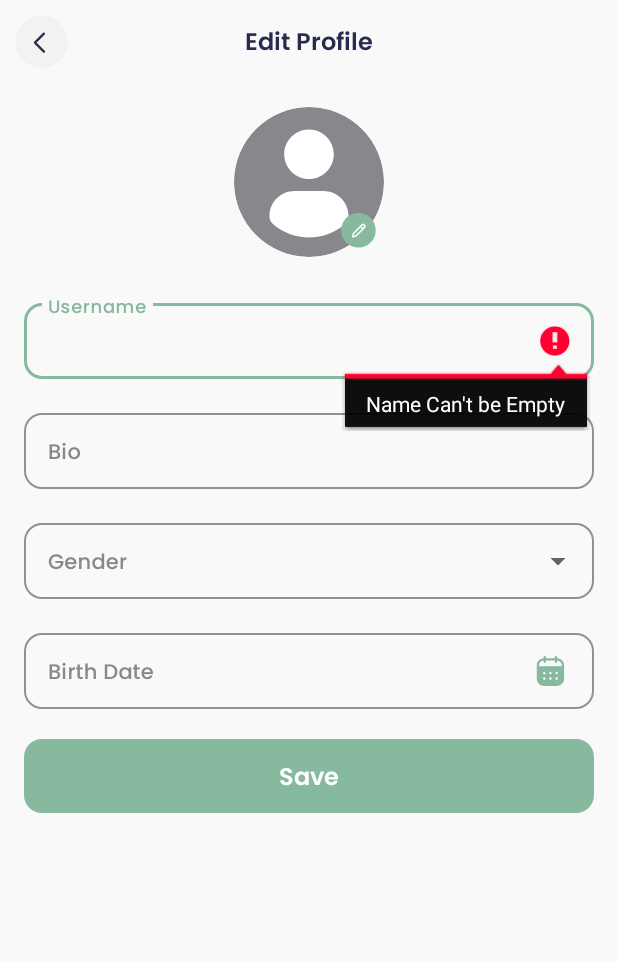
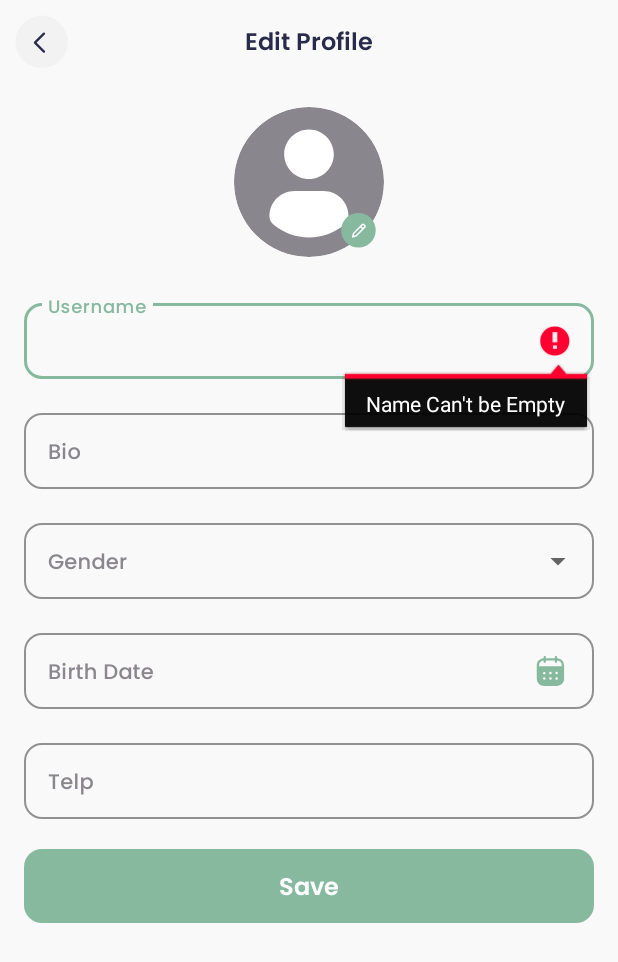
Before and after one commit to adityabudimansyah/Rangkul, an Android app: the EditProfileActivity screen opened directly, with no data from a screen before it, after a tap on "Save", on a phone screen of 412 x 824 dp. Shown: the top 962 px of the screen. Run offline under Robolectric (Android 15) with nearby library versions, the phone set to English and light mode, and no system bars; our stand-ins replace CircleImageView, Dagger/Hilt's generated code, Firebase (no records; nobody signed in at launch, a user with empty details on screens opened directly); libraries missing offline, so code that uses them is left out: com.github.dhaval2404.imagepicker; pictures from the network do not load.

Commit message:
add number telephone

```diff
--- a/app/src/main/java/com/example/rangkul/data/model/UserData.kt
+++ b/app/src/main/java/com/example/rangkul/data/model/UserData.kt
@@ -17,5 +17,6 @@ data class UserData (
     val email: String = "",
     var gender: String? = null,
     var birthDate: Date? = null,
-    val badge: String = ""
+    val badge: String = "",
+    var telephone: Long? = null,
 ): Parcelable
--- a/app/src/main/java/com/example/rangkul/ui/authentication/SignupWithEmailActivity.kt
+++ b/app/src/main/java/com/example/rangkul/ui/authentication/SignupWithEmailActivity.kt
@@ -86,7 +86,8 @@ class SignupWithEmailActivity : AppCompatActivity() {
             email = binding.etEmail.text.toString().trim(),
             gender = null,
             birthDate = null,
-            badge = "Basic" // Default value for new user
+            badge = "Basic",
+            telephone = null
         )
     }
 
@@ -141,7 +142,6 @@ class SignupWithEmailActivity : AppCompatActivity() {
         if (pass.filter { it.isLetter() }.firstOrNull { it.isUpperCase() } == null) return false
         if (pass.filter { it.isLetter() }.firstOrNull { it.isLowerCase() } == null) return false
         if (pass.firstOrNull { !it.isLetterOrDigit() } == null) return false // Check special character
-
         return true
     }
 
--- a/app/src/main/java/com/example/rangkul/ui/profile/EditProfileActivity.kt
+++ b/app/src/main/java/com/example/rangkul/ui/profile/EditProfileActivity.kt
@@ -93,6 +93,16 @@ class EditProfileActivity : AppCompatActivity() {
             newUserData.userName = binding.etName.text.toString().trim()
             newUserData.bio = binding.etBio.text.toString().ifEmpty { null }
             newUserData.gender = binding.acGender.text.toString().ifEmpty { null }
+            val telephoneInput = binding.etTelp.text.toString()
+            newUserData.telephone = if (telephoneInput.isNotEmpty()) {
+                try {
+                    telephoneInput.toLong()
+                } catch (e: NumberFormatException) {
+                    null // Invalid input, handle as needed
+                }
+            } else {
+                null // Empty input
+            }
             newUserData.birthDate =
                 if (binding.etBirtDate.text.toString().isEmpty()) null
                 else sdf.parse(binding.etBirtDate.text.toString())
@@ -293,11 +303,14 @@ class EditProfileActivity : AppCompatActivity() {
         binding.etName.setText(currentUserData().userName)
         binding.etBio.setText(currentUserData().bio)
         binding.acGender.setText(currentUserData().gender)
+        currentUserData().telephone?.let { telephone ->
+            binding.etTelp.setText(telephone.toString())
+        }
+
 
         if (currentUserData().birthDate != null) {
             binding.etBirtDate.setText(sdf.format(currentUserData().birthDate!!))
         }
-
     }
 
     private fun setBirthDate() {
--- a/app/src/main/res/layout/activity_edit_profile.xml
+++ b/app/src/main/res/layout/activity_edit_profile.xml
@@ -106,6 +106,8 @@
             android:fontFamily="@font/poppins_medium"
             android:hint="Bio"
             android:inputType="textMultiLine"
+
+
             android:maxLength="250"
             android:textColor="@color/textBlack"
             android:textColorHint="@color/textGrey"
@@ -175,6 +177,37 @@
 
     </com.google.android.material.textfield.TextInputLayout>
 
+
+    <com.google.android.material.textfield.TextInputLayout
+        android:id="@+id/tilTelp"
+        style="@style/Widget.MaterialComponents.TextInputLayout.OutlinedBox.Dense"
+        android:layout_width="match_parent"
+        android:layout_height="wrap_content"
+        android:layout_marginHorizontal="@dimen/safe_margin"
+        android:textColorHint="@color/textGrey"
+        android:layout_marginTop="17dp"
+        app:boxCornerRadiusBottomEnd="12dp"
+        app:boxCornerRadiusBottomStart="12dp"
+        app:boxCornerRadiusTopEnd="12dp"
+        app:boxCornerRadiusTopStart="12dp"
+        app:boxStrokeColor="@color/greenPrimary"
+        app:layout_constraintEnd_toEndOf="parent"
+        app:layout_constraintStart_toStartOf="parent"
+        app:layout_constraintTop_toBottomOf="@+id/tilBirthDate">
+
+        <EditText
+            android:id="@+id/etTelp"
+            android:layout_width="match_parent"
+            android:layout_height="wrap_content"
+            android:fontFamily="@font/poppins_medium"
+            android:hint="Telp"
+            android:inputType="number"
+            android:textColor="@color/textBlack"
+            android:textColorHint="@color/textGrey"
+            android:textSize="14sp" />
+
+    </com.google.android.material.textfield.TextInputLayout>
+
     <androidx.constraintlayout.widget.ConstraintLayout
         android:id="@+id/btSave"
         android:layout_width="match_parent"
@@ -185,7 +218,7 @@
         android:clickable="true"
         app:layout_constraintEnd_toEndOf="parent"
         app:layout_constraintStart_toStartOf="parent"
-        app:layout_constraintTop_toBottomOf="@+id/tilBirthDate">
+        app:layout_constraintTop_toBottomOf="@+id/tilTelp">
 
         <ProgressBar
             android:id="@+id/progressBar"
--- a/app/src/main/res/layout/activity_post_comment.xml
+++ b/app/src/main/res/layout/activity_post_comment.xml
@@ -178,7 +178,7 @@
                         app:cardCornerRadius="10dp"
                         app:cardElevation="0dp">
 
-                        <androidx.appcompat.widget.AppCompatImageView
+                        <com.github.chrisbanes.photoview.PhotoView
                             android:id="@+id/ivImagePost"
                             android:layout_width="match_parent"
                             android:layout_height="wrap_content"
```
